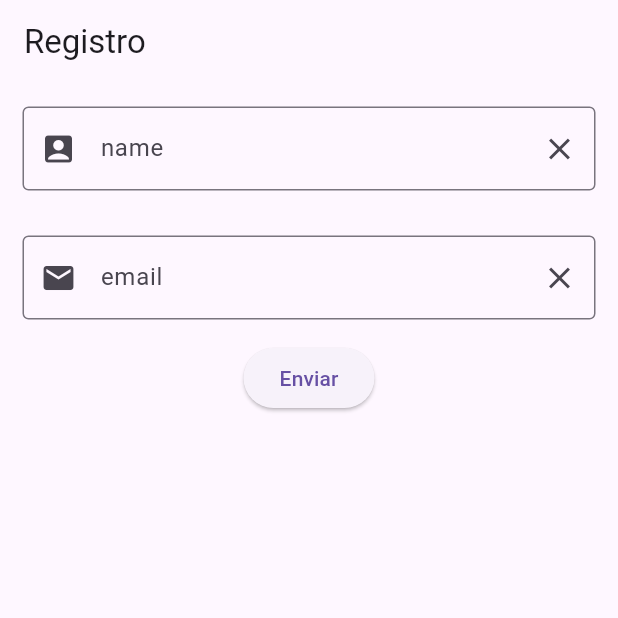
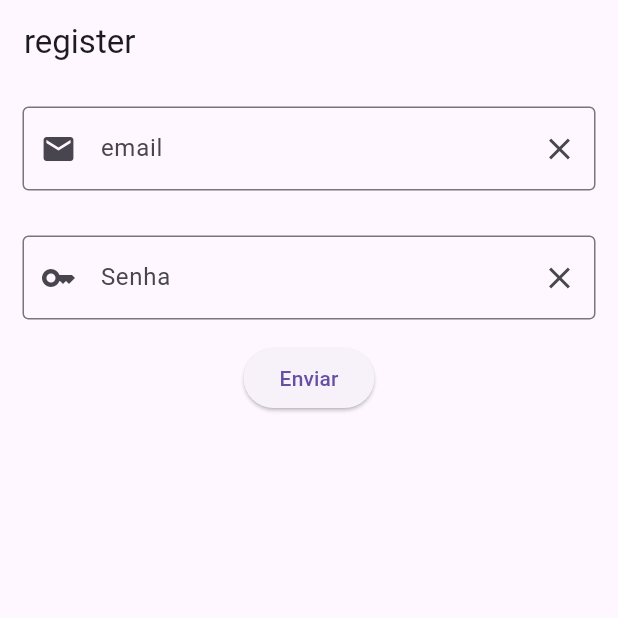
Before and after one commit to arcanjo855/desafioFlutter, a Flutter app: the screen it shows after launch, after a tap on "Enviar", on a phone screen of 412 x 824 dp, the top half of it. Run offline on Flutter 3.47's test engine with Material 3 defaults, Android fonts, the phone set to English and light mode, and no system bars; network calls fail.

Commit message:
hj foi um desastre

```diff
--- a/lib/components/my_form.dart
+++ b/lib/components/my_form.dart
@@ -1,14 +1,14 @@
+
+import 'dart:convert';
 import 'package:flutter/material.dart';
 import 'package:http/http.dart' as http;
 
 class MyForm extends StatelessWidget {
   MyForm({super.key});
   final formKey = GlobalKey<FormState>();
-  final nameController = TextEditingController();
   final emailController = TextEditingController();
   final passowordController = TextEditingController();
-  final dddController = TextEditingController();
-  final telefoneController = TextEditingController();
+
 
   @override
   Widget build(BuildContext context) {
@@ -17,24 +17,20 @@ class MyForm extends StatelessWidget {
       child: Column(
         mainAxisSize: MainAxisSize.min,
         children: [
-        Padding(
+          Padding(
           padding: EdgeInsets.symmetric(horizontal: 15, vertical: 15),
           child:
-          InputFormName(),
-
+          InputFormEmail(),
         ),
         Padding(
           padding: EdgeInsets.symmetric(horizontal: 15, vertical: 15),
           child:
-          InputFormEmail(),
+          InputFormPassowrd(),
 
         ),
+
         ElevatedButton(
-          onPressed: () {
-            if (formKey.currentState!.validate()) {
-              // Faz o que tá aqui quando tá valido!d
-            }
-          },
+          onPressed: fetchData,
           child: const Text('Enviar'),
         )
       ]),
@@ -42,23 +38,6 @@ class MyForm extends StatelessWidget {
   }
 }
 
-
-class InputFormName extends StatelessWidget {
-  const InputFormName({super.key});
-
-  @override
-  Widget build(BuildContext context) {
-    // TODO: implement build
-    return TextFormField(
-          decoration: InputDecoration(
-            prefixIcon: Icon(Icons.account_box),
-            suffixIcon: Icon(Icons.clear),
-            labelText: 'name',
-            border: OutlineInputBorder(),
-          )
-    );
-  }
-}
 
 class InputFormEmail extends StatelessWidget {
   const InputFormEmail({super.key});
@@ -72,7 +51,61 @@ class InputFormEmail extends StatelessWidget {
             suffixIcon: Icon(Icons.clear),
             labelText: 'email',
             border: OutlineInputBorder(),
-          )
+          ),
+          validator: (value){
+            if(value == null || value.isEmpty){
+              return 'Digite seu email';
+            }
+            return null;
+          },
     );
   }
 }
+
+class InputFormPassowrd extends StatelessWidget {
+  const InputFormPassowrd({super.key});
+
+  @override
+  Widget build(BuildContext context) {
+    // TODO: implement build
+    return TextFormField(
+          decoration: InputDecoration(
+            prefixIcon: Icon(Icons.key),
+            suffixIcon: Icon(Icons.clear),
+            labelText: 'Senha',
+            border: OutlineInputBorder(),
+          ),
+          validator: (value){
+            if(value == null || value.isEmpty){
+              return 'Digite sua senha';
+            }else{
+              return null;
+            }
+          }
+    );
+  }
+}
+
+
+
+
+
+fetchData() async{
+                var url = Uri.parse('http://10.2.3.59:3000/usuarios');
+                var response = await http.get(url);
+                if(response.statusCode == 200){
+                  print(response.body);
+                }else{
+                  print('nao foi');
+                }
+              }
+
+Future<http.Response?> login(String email, String password) {
+  return http.post(
+    Uri.parse('http://10.2.3.59:3000/login'),
+    headers: <String, String>{
+      'Content-Type': 'application/json; charset=UTF-8',
+    },
+    body: jsonEncode(<String, String>{'email':'teste@mail.com', 'password':'123'}),
+  );
+}
--- a/lib/pages/home.dart
+++ b/lib/pages/home.dart
@@ -1,6 +1,5 @@
 import 'package:desafio_flutter/components/my_form.dart';
 import 'package:flutter/material.dart';
-import 'package:flutter_svg/flutter_svg.dart';
 
 class HomePage extends StatelessWidget {
   const HomePage({super.key});
@@ -12,7 +11,7 @@ class HomePage extends StatelessWidget {
     // TODO: implement build
     return Scaffold(
         appBar: AppBar(
-          title: Text("Registro"),
+          title: Text("register"),
         ),
       body: MyForm()
     );
```
Also changed, not shown: lib/models/sigup_model.dart (added, +25 -0 lines).
